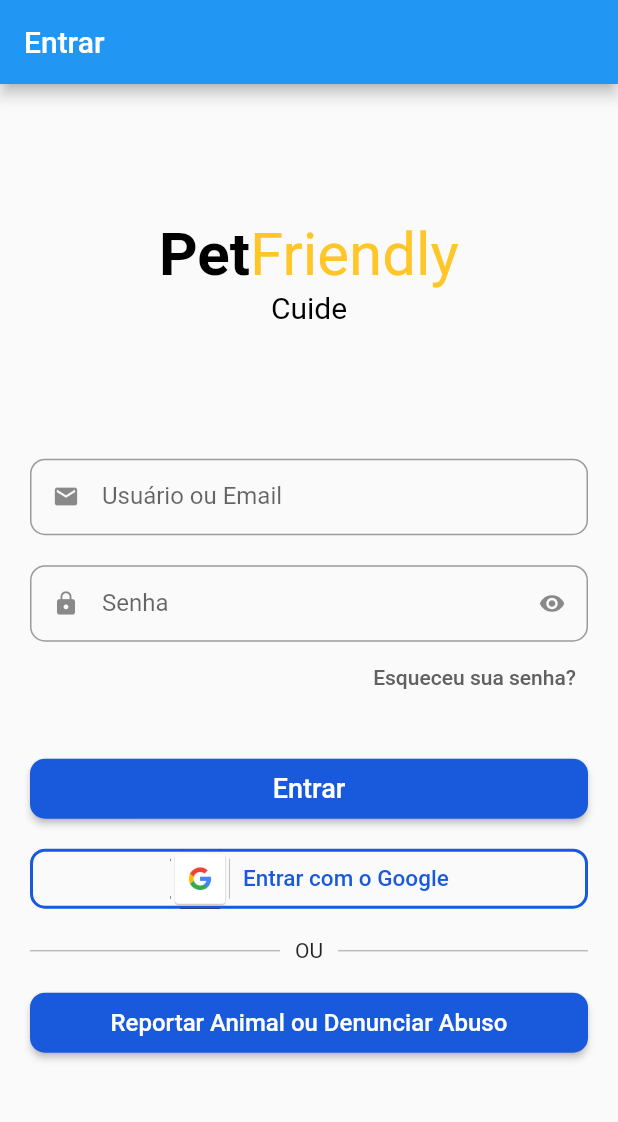
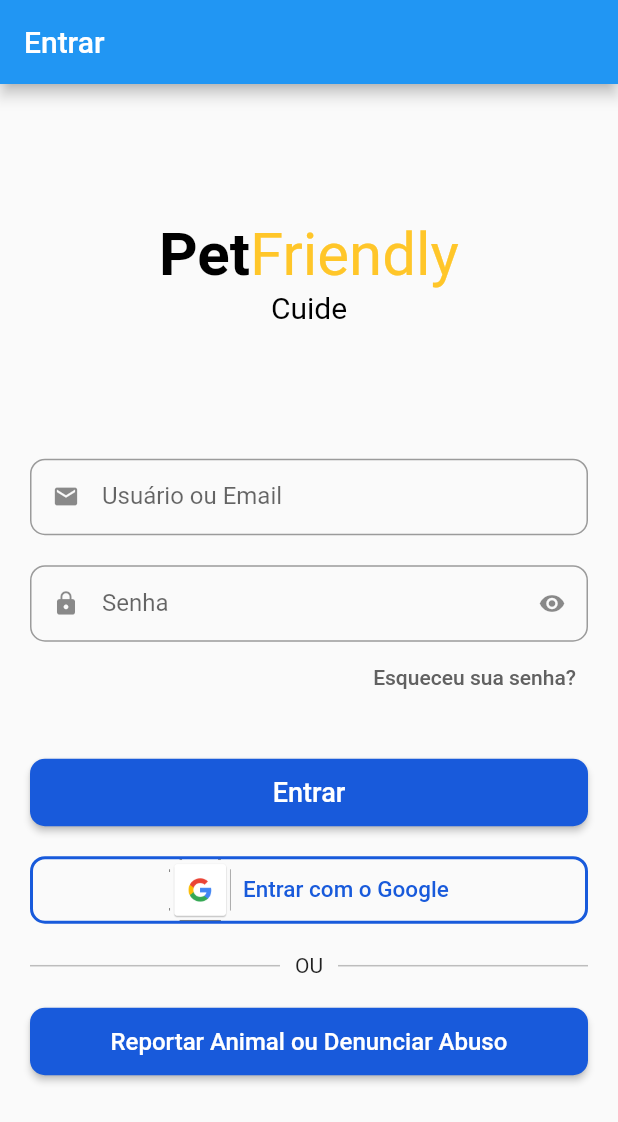
Before and after one commit to jefferson-norberto2/wowpet, a Flutter app: the screen it shows after launch, on a phone screen of 412 x 824 dp. Shown: the top 1122 px of the screen. Run offline on Flutter 3.47's test engine with Material 2 defaults, Android fonts, the light colour scheme and no system bars; drawn by our look-alikes of animated_text_kit; our stand-ins replace flutter_modular, flutter_triple, mask_text_input_formatter.

Commit message:
Fix: button size login

```diff
--- a/lib/app/modules/login/pages/sign_in_screen.dart
+++ b/lib/app/modules/login/pages/sign_in_screen.dart
@@ -113,7 +113,7 @@ class SignInScreen extends StatelessWidget {
                 Padding(
                   padding: const EdgeInsets.only(top: 30, bottom: 10),
                   child: SizedBox(
-                    height: 40,
+                    height: 45,
                     width: double.infinity,
                     child: ElevatedButton(
                       style: ElevatedButton.styleFrom(
@@ -135,7 +135,7 @@ class SignInScreen extends StatelessWidget {
                 Padding(
                   padding: const EdgeInsets.only(top: 10, bottom: 20),
                   child: SizedBox(
-                    height: 40,
+                    height: 45,
                     child: OutlinedButton(
                       onPressed: () {
                         Navigator.of(context).push(
@@ -197,7 +197,7 @@ class SignInScreen extends StatelessWidget {
                 Padding(
                   padding: const EdgeInsets.only(bottom: 10, top: 20),
                   child: SizedBox(
-                    height: 40,
+                    height: 45,
                     width: double.infinity,
                     child: ElevatedButton(
                       style: ElevatedButton.styleFrom(
```
